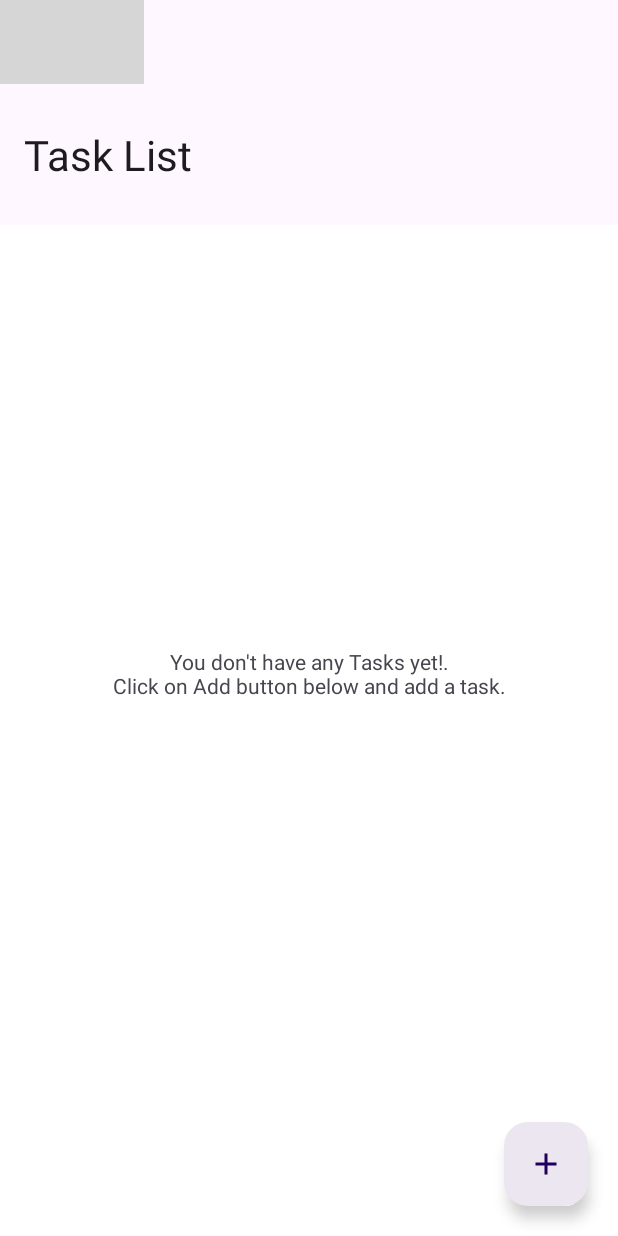
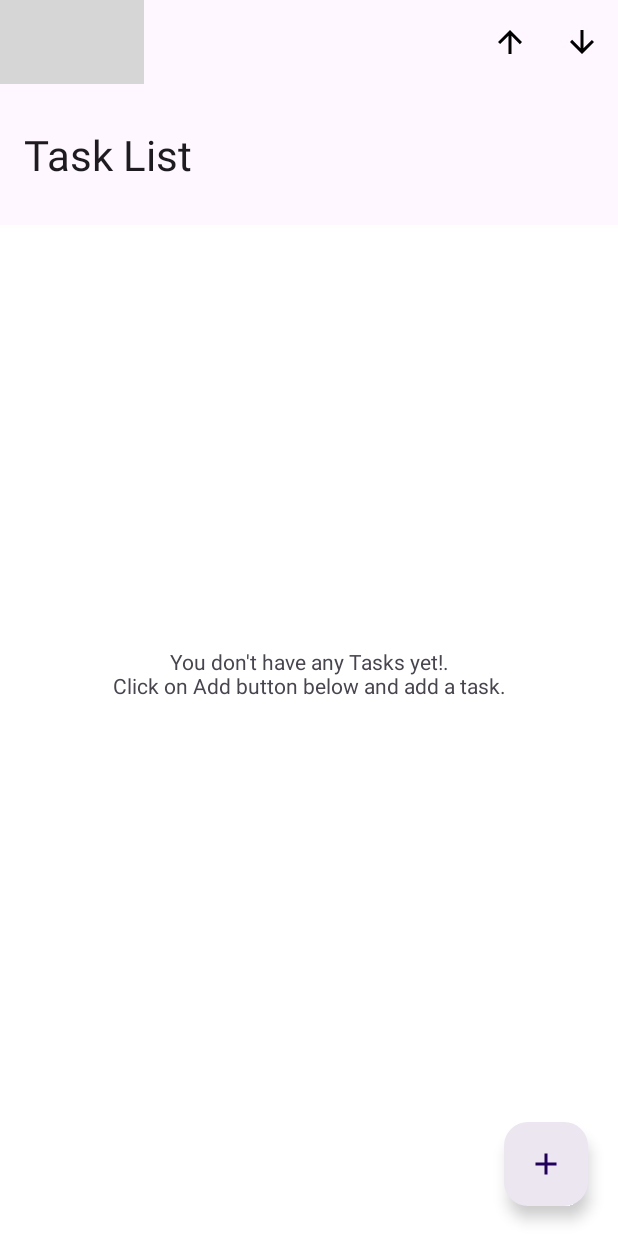
Before and after one commit to Shubhamg029/shubh-to-do-list-android, an Android app: the screen it shows after launch (HomeContainerActivity), on a phone screen of 412 x 824 dp. Run offline under Robolectric (Android 15) with nearby library versions, the phone set to English and light mode, and no system bars; our stand-ins replace Room's generated code, RxJava, data binding; grey boxes are pictures that could not be loaded.

Commit message:
Bug, edge cases covered fixed

```diff
--- a/app/src/main/java/com/shubham/todolist/base/AppBaseActivity.kt
+++ b/app/src/main/java/com/shubham/todolist/base/AppBaseActivity.kt
@@ -6,6 +6,9 @@ import androidx.core.content.ContextCompat
 import androidx.databinding.ViewDataBinding
 import com.shubham.todolist.R
 
+/**
+ * Created by Shubham Gupta on 01/06/2023
+ * */
 abstract class AppBaseActivity<Binding : ViewDataBinding> : BaseActivity<Binding>() {
 
     override fun onCreate(savedInstanceState: Bundle?) {
--- a/app/src/main/java/com/shubham/todolist/base/BaseActivity.kt
+++ b/app/src/main/java/com/shubham/todolist/base/BaseActivity.kt
@@ -19,6 +19,10 @@ import com.shubham.todolist.utils.ConversionUtils
 import io.reactivex.disposables.CompositeDisposable
 import io.reactivex.disposables.Disposable
 
+/**
+ * Created by Shubham Gupta on 01/06/2023
+ * Purpose: To provide all the basic necessary functionality to all the Activities extended with this.
+ * */
 abstract class BaseActivity<Binding : ViewDataBinding> : AppCompatActivity(), View.OnClickListener {
 
   protected open var TAG = this.javaClass.simpleName
--- a/app/src/main/java/com/shubham/todolist/base/BaseFragment.kt
+++ b/app/src/main/java/com/shubham/todolist/base/BaseFragment.kt
@@ -25,6 +25,10 @@ import com.shubham.todolist.utils.extensions.hideKeyBoard
 import io.reactivex.disposables.CompositeDisposable
 import io.reactivex.disposables.Disposable
 
+/**
+ * Created by Shubham Gupta on 01/06/2023
+ * Purpose: To provide all the basic necessary functionality to all the Fragments extended with this abstract class.
+ * */
 abstract class BaseFragment<Binding : ViewDataBinding, ViewModel : BaseViewModel> : Fragment(), View.OnClickListener {
 
   protected lateinit var baseActivity: BaseActivity<*>
@@ -42,7 +46,7 @@ abstract class BaseFragment<Binding : ViewDataBinding, ViewModel : BaseViewModel
   override fun onCreate(savedInstanceState: Bundle?) {
     super.onCreate(savedInstanceState)
     baseActivity = activity as BaseActivity<*>
-    viewModel = ViewModelProvider(this).get(getViewModelClass())
+    viewModel = ViewModelProvider(this)[getViewModelClass()]
   }
 
   override fun onCreateView(inflater: LayoutInflater, container: ViewGroup?, savedInstanceState: Bundle?): View? {
--- a/app/src/main/java/com/shubham/todolist/constant/FragmentType.kt
+++ b/app/src/main/java/com/shubham/todolist/constant/FragmentType.kt
@@ -1,5 +1,8 @@
 package com.shubham.todolist.constant
 
+/**
+ * Created by Shubham Gupta on 01/06/2023
+ * */
 enum class FragmentType {
     FRAGMENT_ADD_NEW_TASK,
     FRAGMENT_TASK_LIST
--- a/app/src/main/java/com/shubham/todolist/constant/RecyclerViewActionType.kt
+++ b/app/src/main/java/com/shubham/todolist/constant/RecyclerViewActionType.kt
@@ -1,5 +1,9 @@
 package com.shubham.todolist.constant
 
+/**
+ * Created by Shubham Gupta on 01/06/2023
+ * Used to Pass enum values in "RecyclerItemClickListener" interface to differentiate click actions in
+ * */
 enum class RecyclerViewActionType {
   TASK_COMPLETE_CHECKBOX_CLICK,
   TASK_REMOVE_CLICK;
--- a/app/src/main/java/com/shubham/todolist/recyclerView/viewHolder/TasksViewHolder.kt
+++ b/app/src/main/java/com/shubham/todolist/recyclerView/viewHolder/TasksViewHolder.kt
@@ -19,11 +19,11 @@ class TasksViewHolder(binding: ItemTaskBinding) :
         super.bind(position, item)
         val task = item as Task
 
-        compareIfTaskPending(task)
-
         binding.chkBxTask.isChecked = task.isCompleted == true
         val time = task.taskTime.plus(" ").plus(task.amPM)
         binding.tvTime.text = time
+
+        compareIfTaskPending(task)
 
         binding.ivRemove.setOnClickListener {
             listener?.onItemClick(position, item, RecyclerViewActionType.TASK_REMOVE_CLICK.ordinal)
@@ -37,6 +37,7 @@ class TasksViewHolder(binding: ItemTaskBinding) :
 
     private fun compareIfTaskPending(task: Task) {
         if (binding.chkBxTask.isChecked) {
+            binding.tvPending.visibility = View.GONE
             binding.tvTaskTitle.strikeThrough(task.taskTitle.toString())
             binding.tvTaskTitle.setTextColorCustom(R.color.black_161717)
         }else if (TimeUtils.compareTimeStampIfPast(task.taskTimeInMilliseconds ?: 0L)){
@@ -44,6 +45,7 @@ class TasksViewHolder(binding: ItemTaskBinding) :
             binding.tvTaskTitle.text = task.taskTitle
             binding.tvTaskTitle.setTextColorCustom(R.color.red_EF0000)
         } else {
+            binding.tvPending.visibility = View.GONE
             binding.tvTaskTitle.text = task.taskTitle
             binding.tvTaskTitle.setTextColorCustom(R.color.black_161717)
         }
--- a/app/src/main/java/com/shubham/todolist/ui/fragments/TaskListFragment.kt
+++ b/app/src/main/java/com/shubham/todolist/ui/fragments/TaskListFragment.kt
@@ -2,6 +2,9 @@ package com.shubham.todolist.ui.fragments
 
 import android.annotation.SuppressLint
 import android.os.Bundle
+import android.view.Menu
+import android.view.MenuInflater
+import android.view.MenuItem
 import android.view.View
 import androidx.recyclerview.widget.LinearLayoutManager
 import com.shubham.todolist.R
@@ -21,8 +24,10 @@ import com.shubham.todolist.viewModel.TaskViewModel
 class TaskListFragment : BaseFragment<FragmentTaskListBinding, TaskViewModel>(),
     RecyclerItemClickListener, DialogClickListener {
 
+    private var menu_filter_ascending: MenuItem? = null
+    private var menu_filter_descending: MenuItem? = null
     private var taskList: ArrayList<Task> = arrayListOf()
-    private var positionGlobal:Int = 0
+    private var positionGlobal: Int = 0
     private var taskAdapter: AppBaseRecyclerViewAdapter<Task>? = null
     private lateinit var taskClicked: Task
 
@@ -60,9 +65,13 @@ class TaskListFragment : BaseFragment<FragmentTaskListBinding, TaskViewModel>(),
 
     private fun setUpUiForEmptyEdgeCase() {
         if (taskList.isEmpty().not()) {
+            menu_filter_ascending?.isVisible = true
+            menu_filter_descending?.isVisible = true
             binding.tvNoTasks.visibility = View.GONE
             binding.frameRvContent.visibility = View.VISIBLE
         } else {
+            menu_filter_ascending?.isVisible = false
+            menu_filter_descending?.isVisible = false
             binding.tvNoTasks.visibility = View.VISIBLE
             binding.frameRvContent.visibility = View.GONE
         }
@@ -102,8 +111,14 @@ class TaskListFragment : BaseFragment<FragmentTaskListBinding, TaskViewModel>(),
 
             RecyclerViewActionType.TASK_REMOVE_CLICK.ordinal -> {
                 positionGlobal = position
-                val message = baseActivity.getString(R.string.do_you_want_to_delete_message).replace("---", "\"${taskClicked.taskTitle.toString()}\"")
-                materialConfirmationDialog(baseActivity, this, message = message, title = getString(R.string.warning))
+                val message = baseActivity.getString(R.string.do_you_want_to_delete_message)
+                    .replace("---", "\"${taskClicked.taskTitle.toString()}\"")
+                materialConfirmationDialog(
+                    baseActivity,
+                    this,
+                    message = message,
+                    title = getString(R.string.warning)
+                )
             }
         }
     }
@@ -129,4 +144,37 @@ class TaskListFragment : BaseFragment<FragmentTaskListBinding, TaskViewModel>(),
     override fun onNegativeButtonClick() {
         //To handle Negative click
     }
+
+    override fun onCreateOptionsMenu(menu: Menu, inflater: MenuInflater) {
+        super.onCreateOptionsMenu(menu, inflater)
+        inflater.inflate(R.menu.menu_filter, menu)
+        menu_filter_ascending = menu.findItem(R.id.menu_filter_ascending)
+        menu_filter_descending = menu.findItem(R.id.menu_filter_descending)
+    }
+
+
+    override fun onOptionsItemSelected(item: MenuItem): Boolean {
+        return when (item.itemId) {
+            R.id.menu_filter_ascending -> {
+                //filterTasks(true)
+                true
+            }
+
+            R.id.menu_filter_descending -> {
+                //filterTasks(false)
+                true
+            }
+
+            else -> super.onOptionsItemSelected(item)
+        }
+    }
+
+    private fun filterTasks(isAscending: Boolean) {
+        if (isAscending)
+            taskList.sortByDescending { it.taskTimeInMilliseconds }
+        else
+            taskList.sortBy { it.taskTimeInMilliseconds }
+
+        taskAdapter?.notifyItemRangeChanged(0, taskList.size)
+    }
 }
--- a/app/src/main/java/com/shubham/todolist/utils/TimeUtils.kt
+++ b/app/src/main/java/com/shubham/todolist/utils/TimeUtils.kt
@@ -16,4 +16,8 @@ object TimeUtils {
         }
         return false
     }
+
+    fun getIfTimeIsPast12(hourOfDay : Int) : String {
+        return if (hourOfDay >= 12) "PM" else "AM"
+    }
 }
--- a/app/src/main/java/com/shubham/todolist/utils/extensions/ExtensionsFunc.kt
+++ b/app/src/main/java/com/shubham/todolist/utils/extensions/ExtensionsFunc.kt
@@ -46,7 +46,7 @@ fun AppCompatActivity.startHomeActivity() {
 
 fun TextView.strikeThrough(stringText:String){
   val strike = SpannableString(stringText)
-  strike.setSpan(StrikethroughSpan(), 0, strike.length.minus(1), SpannableString.SPAN_EXCLUSIVE_EXCLUSIVE)
+  strike.setSpan(StrikethroughSpan(), 0, strike.length, SpannableString.SPAN_EXCLUSIVE_EXCLUSIVE)
   this.text = strike
 }
 
--- /dev/null
+++ b/app/src/main/res/drawable/ic_arrow_downward.xml
@@ -0,0 +1,5 @@
+<vector android:height="24dp" android:tint="#000000"
+    android:viewportHeight="24" android:viewportWidth="24"
+    android:width="24dp" xmlns:android="http://schemas.android.com/apk/res/android">
+    <path android:fillColor="@android:color/white" android:pathData="M20,12l-1.41,-1.41L13,16.17V4h-2v12.17l-5.58,-5.59L4,12l8,8 8,-8z"/>
+</vector>
--- /dev/null
+++ b/app/src/main/res/drawable/ic_arrow_upward.xml
@@ -0,0 +1,5 @@
+<vector android:height="24dp" android:tint="#000000"
+    android:viewportHeight="24" android:viewportWidth="24"
+    android:width="24dp" xmlns:android="http://schemas.android.com/apk/res/android">
+    <path android:fillColor="@android:color/white" android:pathData="M4,12l1.41,1.41L11,7.83V20h2V7.83l5.58,5.59L20,12l-8,-8 -8,8z"/>
+</vector>
--- /dev/null
+++ b/app/src/main/res/menu/menu_filter.xml
@@ -0,0 +1,16 @@
+<?xml version="1.0" encoding="utf-8"?>
+<menu xmlns:android="http://schemas.android.com/apk/res/android"
+    xmlns:app="http://schemas.android.com/apk/res-auto">
+
+    <item
+        android:id="@+id/menu_filter_ascending"
+        android:icon="@drawable/ic_arrow_upward"
+        android:title="@string/ascending_order"
+        app:showAsAction="always" />
+
+    <item
+        android:id="@+id/menu_filter_descending"
+        android:icon="@drawable/ic_arrow_downward"
+        android:title="@string/descending_order_filter"
+        app:showAsAction="always" />
+</menu>
--- a/app/src/main/res/values/strings.xml
+++ b/app/src/main/res/values/strings.xml
@@ -15,6 +15,8 @@
     <string name="ok">Ok</string>
     <string name="warning">Warning</string>
     <string name="do_you_want_to_delete_message"><![CDATA[Do you want to delete ---, this action can’t be undone.]]></string>
+    <string name="ascending_order">Ascending Order Filter</string>
+    <string name="descending_order_filter">Descending Order Filter</string>
 
     <string-array name="simple_items_am_pm">
         <item>AM</item>
```
Also changed, not shown: app/src/main/java/com/shubham/todolist/ui/fragments/AddNewTaskFragment.kt (+29 -11 lines).
